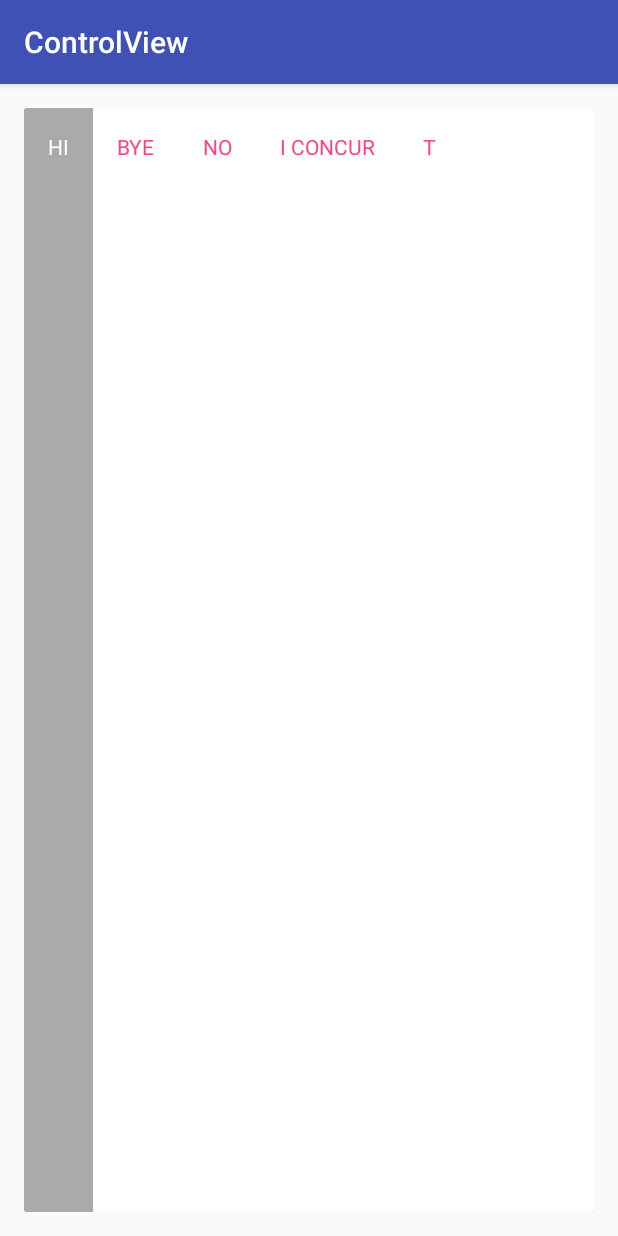
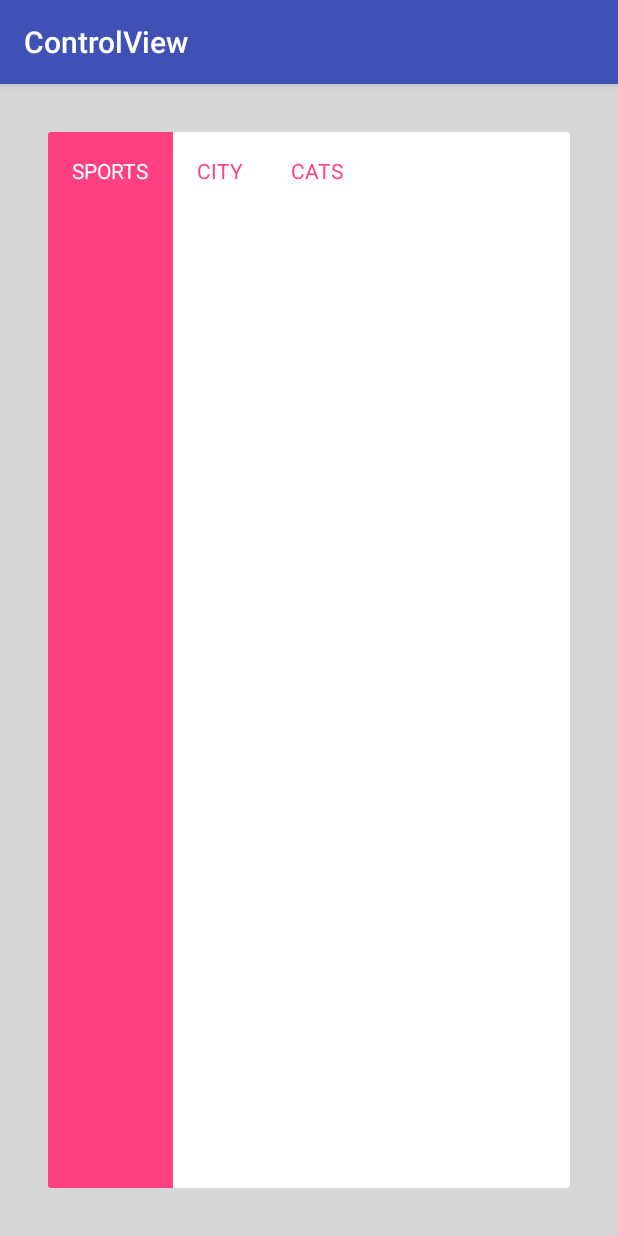
Before and after one commit to shalskar/ControlView, an Android app: the screen it shows after launch (MainActivity), on a phone screen of 412 x 824 dp. Run offline under Robolectric (Android 15) with nearby library versions, the phone set to English and light mode, and no system bars; our stand-ins replace Picasso; pictures from the network do not load; 2 statements that could not run were skipped.

Commit message:
- Update demo app - Add setSelectedControlOptionPosition() to ControlView

```diff
--- a/app/build.gradle
+++ b/app/build.gradle
@@ -25,5 +25,6 @@ dependencies {
     testCompile 'junit:junit:4.12'
     compile 'com.android.support:appcompat-v7:25.1.1'
     compile 'com.android.support:cardview-v7:25.1.1'
+    compile 'com.squareup.picasso:picasso:2.5.2'
     compile project(':controlview')
 }
--- a/app/src/main/AndroidManifest.xml
+++ b/app/src/main/AndroidManifest.xml
@@ -1,6 +1,8 @@
 <?xml version="1.0" encoding="utf-8"?>
 <manifest xmlns:android="http://schemas.android.com/apk/res/android"
     package="com.controlview.shalskar.controlviewdemo">
+
+    <uses-permission android:name="android.permission.INTERNET" />
 
     <application
         android:allowBackup="true"
--- a/app/src/main/java/com/controlview/shalskar/controlviewdemo/MainActivity.java
+++ b/app/src/main/java/com/controlview/shalskar/controlviewdemo/MainActivity.java
@@ -3,40 +3,59 @@ package com.controlview.shalskar.controlviewdemo;
 import android.support.annotation.NonNull;
 import android.support.v7.app.AppCompatActivity;
 import android.os.Bundle;
-import android.widget.Toast;
+import android.widget.ImageView;
 
 import com.controlview.shalskar.controlview.ControlView;
+import com.squareup.picasso.Picasso;
 
 import java.util.Arrays;
 
 public class MainActivity extends AppCompatActivity {
 
-    private ControlView controlView1;
-    private ControlView controlView2;
+    private static final String BASE_IMAGE_URL = "http://lorempixel.com/1920/1080/";
+    private static final String[] ITEMS = {"Sports", "City", "Cats"};
+
+    private ControlView controlView;
+
+    private ImageView imageView;
 
     @Override
     protected void onCreate(Bundle savedInstanceState) {
         super.onCreate(savedInstanceState);
         setContentView(R.layout.activity_main);
 
-        this.controlView1 = (ControlView) findViewById(R.id.controlview1);
-        this.controlView1.setBaseColour(android.R.color.white);
-        this.controlView1.setAccentColour(R.color.colorAccent);
-        this.controlView1.setControlOptions(Arrays.asList("Auction", "Classified", "Other"));
-        this.controlView1.setOnControlOptionSelectedListener(new ControlView.OnControlOptionSelectedListener() {
+        initialiseViews();
+    }
+
+    private void initialiseViews() {
+        initialiseControlView();
+        initialiseImageView();
+    }
+
+    private void initialiseControlView() {
+        this.controlView = (ControlView) findViewById(R.id.controlview1);
+        this.controlView.setBaseColour(android.R.color.white);
+        this.controlView.setAccentColour(R.color.colorAccent);
+        this.controlView.setControlOptions(Arrays.asList(ITEMS));
+        this.controlView.setOnControlOptionSelectedListener(new ControlView.OnControlOptionSelectedListener() {
             @Override
             public void onControlOptionSelected(int position, @NonNull String controlOption) {
-                Toast.makeText(MainActivity.this, controlOption, Toast.LENGTH_SHORT).show();
-            }
-        });
-
-        this.controlView2 = (ControlView) findViewById(R.id.controlview2);
-        this.controlView2.setControlOptions(Arrays.asList("Hi", "Bye", "No", "I concur", "T"));
-        this.controlView2.setOnControlOptionSelectedListener(new ControlView.OnControlOptionSelectedListener() {
-            @Override
-            public void onControlOptionSelected(int position, @NonNull String controlOption) {
-                Toast.makeText(MainActivity.this, controlOption, Toast.LENGTH_SHORT).show();
+                loadImage(position);
             }
         });
     }
+
+    private void initialiseImageView() {
+        this.imageView = (ImageView) findViewById(R.id.imageview);
+        loadImage(0);
+    }
+
+    private void loadImage(int position) {
+        String url = BASE_IMAGE_URL + ITEMS[position].toLowerCase();
+        Picasso.with(this)
+                .load(url)
+                .centerCrop()
+                .fit()
+                .into(this.imageView);
+    }
 }
--- a/app/src/main/res/layout/activity_main.xml
+++ b/app/src/main/res/layout/activity_main.xml
@@ -1,28 +1,23 @@
 <?xml version="1.0" encoding="utf-8"?>
-<RelativeLayout xmlns:android="http://schemas.android.com/apk/res/android"
-    xmlns:controlView="http://schemas.android.com/apk/res-auto"
+<FrameLayout
+    xmlns:android="http://schemas.android.com/apk/res/android"
     xmlns:tools="http://schemas.android.com/tools"
     android:layout_width="match_parent"
     android:layout_height="match_parent"
-    android:paddingBottom="@dimen/activity_vertical_margin"
-    android:paddingLeft="@dimen/activity_horizontal_margin"
-    android:paddingRight="@dimen/activity_horizontal_margin"
-    android:paddingTop="@dimen/activity_vertical_margin"
+    android:orientation="vertical"
     tools:context="com.controlview.shalskar.controlviewdemo.MainActivity">
 
+    <ImageView
+        android:id="@+id/imageview"
+        android:layout_width="match_parent"
+        android:layout_height="match_parent" />
 
     <com.controlview.shalskar.controlview.ControlView
         android:id="@+id/controlview1"
-        style="@style/ControlView.Flat"
-        android:layout_width="wrap_content"
-        android:layout_height="wrap_content"/>
-
-    <com.controlview.shalskar.controlview.ControlView
-        android:id="@+id/controlview2"
-        android:layout_centerInParent="true"
+        style="@style/ControlView"
         android:layout_width="wrap_content"
         android:layout_height="wrap_content"
-        controlView:selectedTextColor="@color/selectedTextColour"
-        controlView:unselectedTextColor="@color/unselectedTextColour"/>
+        android:layout_gravity="center_horizontal|bottom"
+        android:layout_margin="32dp"/>
 
-</RelativeLayout>
+</FrameLayout>
--- a/controlview/src/main/java/com/controlview/shalskar/controlview/ControlView.java
+++ b/controlview/src/main/java/com/controlview/shalskar/controlview/ControlView.java
@@ -210,11 +210,11 @@ public class ControlView extends CardView {
         return isLollipop() && this.isRaised;
     }
 
-    private void animateToPosition(@NonNull MotionEvent motionEvent, int position) {
+    private void animateToPosition(@Nullable MotionEvent motionEvent, int position) {
         this.backgroundView.setCurrentPosition(this.foregroundView.getCurrentPosition());
         this.foregroundView.setCurrentPosition(position);
 
-        if (isLollipop())
+        if (isLollipop() && motionEvent != null)
             circularRevealForegroundView((int) motionEvent.getX(), (int) motionEvent.getY());
         else
             fadeInForegroundView();
@@ -289,6 +289,17 @@ public class ControlView extends CardView {
         this.backgroundView.setAccentColour(this.accentColour);
     }
 
+    public void setSelectedControlOptionPosition(int selectedControlOptionPosition, boolean animate) {
+        this.selectedControlOptionPosition = selectedControlOptionPosition;
+
+        if (animate)
+            animateToPosition(null, selectedControlOptionPosition);
+        else
+            this.foregroundView.setCurrentPosition(selectedControlOptionPosition);
+
+        updateTextViewColours();
+    }
+
     public interface OnControlOptionSelectedListener {
 
         void onControlOptionSelected(int position, @NonNull String controlOption);
```
